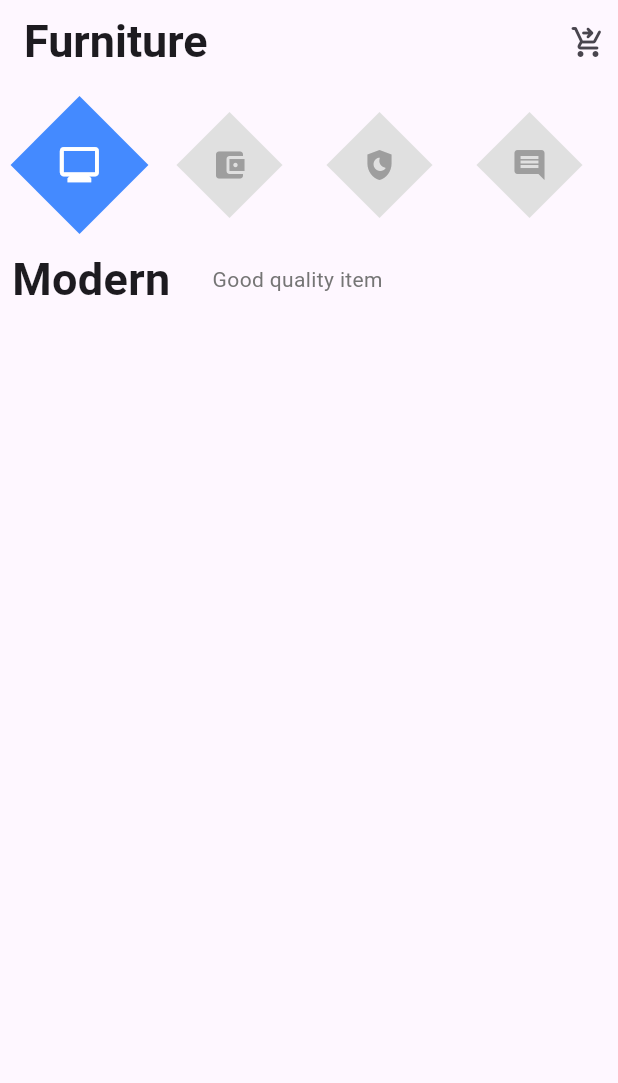
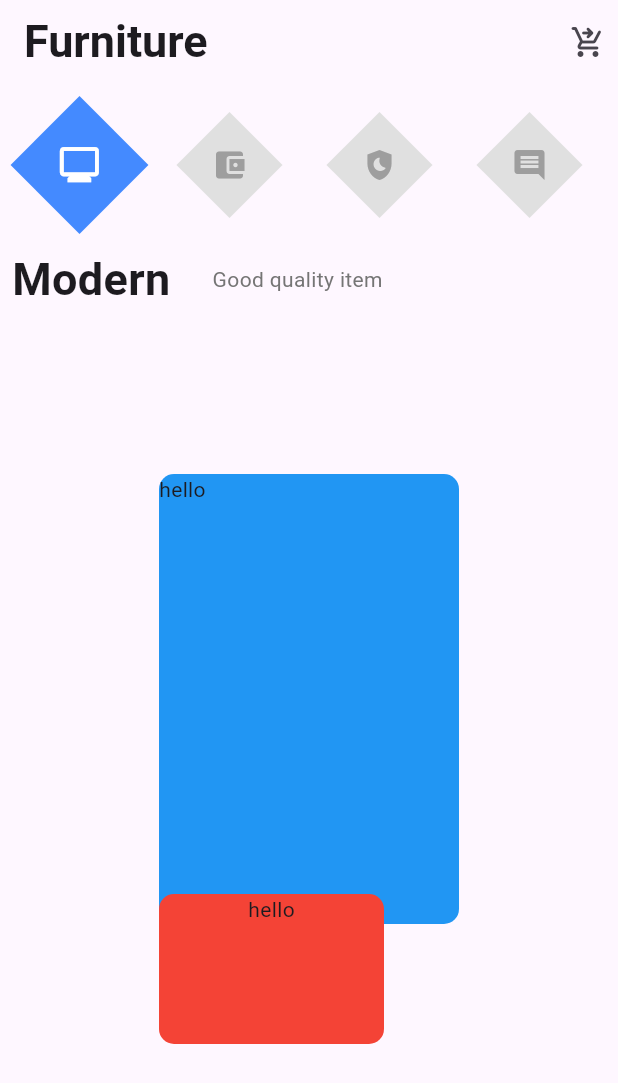
Before and after one commit to GDSC-CAU/GDSC-CAU-Flutter-Study-23-1, a Flutter app: the screen it shows after launch, swiped to page 2, on a phone screen of 412 x 824 dp. Shown: the top 1083 px of the screen. Run offline on Flutter 3.47's test engine with Material 2 defaults, Android fonts, the phone set to English and light mode, and no system bars.

Commit message:
add stack in ui

```diff
--- a/sangyun_lee/lib/pages/secondpage.dart
+++ b/sangyun_lee/lib/pages/secondpage.dart
@@ -79,6 +79,46 @@ class SecondPage extends StatelessWidget {
               )
             ],
           ),
+          SingleChildScrollView(
+            scrollDirection: Axis.horizontal,
+            child: SizedBox(
+              height: 500,
+              child: Row(
+                children: [
+                  Stack(
+                    clipBehavior: Clip.none,
+                    children: [
+                      Container(
+                        height: 300,
+                        width: 200,
+                        decoration: BoxDecoration(
+                          color: Colors.blue,
+                          borderRadius: BorderRadius.circular(10.0),
+                        ),
+                        child: Text("hello"),
+                      ),
+                      Positioned(
+                        top: 280,
+                        child: Container(
+                          width: 150,
+                          height: 100,
+                          decoration: BoxDecoration(
+                            color: Colors.red,
+                            borderRadius: BorderRadius.circular(10.0),
+                          ),
+                          child: const Column(
+                            children: [
+                              Text("hello"),
+                            ],
+                          ),
+                        ),
+                      ),
+                    ],
+                  ),
+                ],
+              ),
+            ),
+          ),
         ],
       ),
     );
```
